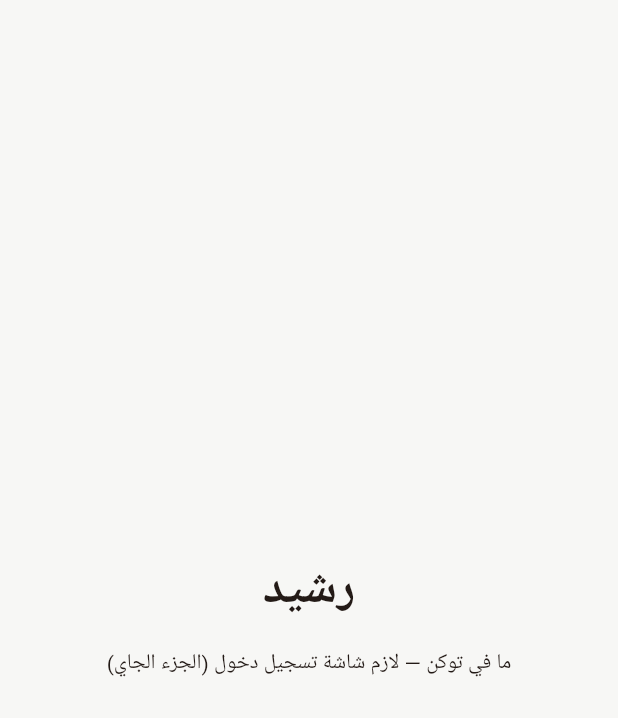
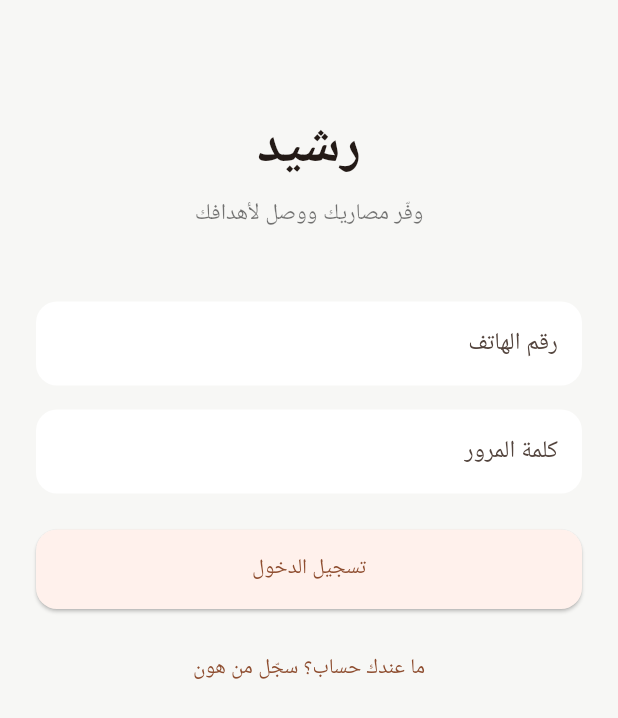
Before and after one commit to Ahmadi22na/finance-savings-agent, a Flutter app: the screen it shows after launch, on a phone screen of 412 x 824 dp. Shown: the top 718 px of the screen. Run offline on Flutter 3.47's test engine with Material 3 defaults, Android fonts, the phone set to English and light mode, and no system bars; our stand-ins replace dio, flutter_riverpod, flutter_secure_storage; Roboto replaces fonts that are missing (Cairo).

Commit message:
Update Flutter mobile app

```diff
--- a/mobile/lib/main.dart
+++ b/mobile/lib/main.dart
@@ -3,6 +3,9 @@ import 'package:flutter_riverpod/flutter_riverpod.dart';
 
 import 'theme/app_theme.dart';
 import 'core/api_client.dart';
+import 'core/providers.dart';
+import 'screens/auth/login_screen.dart';
+import 'screens/home_placeholder_screen.dart';
 
 void main() {
   // ProviderScope لازم يلف كل التطبيق — هو يلي بيخلي كل الـ Providers
@@ -27,58 +30,62 @@ class RasheedApp extends StatelessWidget {
           child: child!,
         );
       },
-      home: const _StartupCheckScreen(),
+      home: const _SplashScreen(),
     );
   }
 }
 
-/// شاشة انتقالية بسيطة: تتحقق هل عندنا توكن محفوظ (يعني المستخدم مسجّل دخول
-/// من قبل) أو لأ. هاي نسخة أولية فقط للتأكد إن كل الإعداد (Dio, Secure
-/// Storage, Riverpod) شغّال صح قبل ما نبني شاشات Login/Onboarding الفعلية
-/// بالجزء الجاي (بيتحول وقتها لـ go_router أو Navigator حقيقي).
-class _StartupCheckScreen extends StatefulWidget {
-  const _StartupCheckScreen();
+/// شاشة انتقالية عند فتح التطبيق: تتحقق هل عندنا توكن محفوظ، ولو عندنا
+/// تتأكد إنه لسا صالح (بجلب بيانات المستخدم فعليًا من /users/me)، وبناءً
+/// عليها توجّه المستخدم لشاشة الدخول أو للشاشة الرئيسية مباشرة.
+class _SplashScreen extends ConsumerStatefulWidget {
+  const _SplashScreen();
 
   @override
-  State<_StartupCheckScreen> createState() => _StartupCheckScreenState();
+  ConsumerState<_SplashScreen> createState() => _SplashScreenState();
 }
 
-class _StartupCheckScreenState extends State<_StartupCheckScreen> {
-  String _status = 'جاري التحقق...';
-
+class _SplashScreenState extends ConsumerState<_SplashScreen> {
   @override
   void initState() {
     super.initState();
-    _checkSetup();
+    // WidgetsBinding.instance.addPostFrameCallback عشان نضمن إن الـ context
+    // جاهز للـ Navigation قبل ما نستخدمه (تجنّب خطأ شائع بفلاتر).
+    WidgetsBinding.instance.addPostFrameCallback((_) => _checkAuthAndNavigate());
   }
 
-  Future<void> _checkSetup() async {
+  Future<void> _checkAuthAndNavigate() async {
     final hasToken = await ApiClient.hasToken();
+
+    if (!hasToken) {
+      _goTo(const LoginScreen());
+      return;
+    }
+
+    try {
+      final authService = ref.read(authServiceProvider);
+      final user = await authService.getCurrentUser();
+      ref.read(currentUserProvider.notifier).state = user;
+      _goTo(const HomePlaceholderScreen());
+    } catch (_) {
+      // التوكن موجود بس مو صالح (منتهي الصلاحية مثلاً) — نرجّع المستخدم لتسجيل الدخول
+      await ApiClient.clearTokens();
+      _goTo(const LoginScreen());
+    }
+  }
+
+  void _goTo(Widget screen) {
     if (!mounted) return;
-    setState(() {
-      _status = hasToken
-          ? 'في توكن محفوظ — المستخدم مسجّل دخول من قبل'
-          : 'ما في توكن — لازم شاشة تسجيل دخول (الجزء الجاي)';
-    });
+    Navigator.of(context).pushAndRemoveUntil(
+      MaterialPageRoute(builder: (_) => screen),
+      (route) => false,
+    );
   }
 
   @override
   Widget build(BuildContext context) {
-    return Scaffold(
-      body: Center(
-        child: Padding(
-          padding: const EdgeInsets.all(24),
-          child: Column(
-            mainAxisAlignment: MainAxisAlignment.center,
-            children: [
-              const Text('رشيد',
-                  style: TextStyle(fontSize: 32, fontWeight: FontWeight.bold)),
-              const SizedBox(height: 16),
-              Text(_status, textAlign: TextAlign.center),
-            ],
-          ),
-        ),
-      ),
+    return const Scaffold(
+      body: Center(child: CircularProgressIndicator()),
     );
   }
 }
--- /dev/null
+++ b/mobile/lib/screens/auth/login_screen.dart
@@ -0,0 +1,127 @@
+import 'package:flutter/material.dart';
+import 'package:flutter_riverpod/flutter_riverpod.dart';
+
+import '../../core/auth_controller.dart';
+import '../../core/api_client.dart';
+import '../../widgets/app_text_field.dart';
+import 'register_screen.dart';
+import '../home_placeholder_screen.dart';
+
+class LoginScreen extends ConsumerStatefulWidget {
+  const LoginScreen({super.key});
+
+  @override
+  ConsumerState<LoginScreen> createState() => _LoginScreenState();
+}
+
+class _LoginScreenState extends ConsumerState<LoginScreen> {
+  final _formKey = GlobalKey<FormState>();
+  final _phoneController = TextEditingController();
+  final _passwordController = TextEditingController();
+
+  @override
+  void dispose() {
+    _phoneController.dispose();
+    _passwordController.dispose();
+    super.dispose();
+  }
+
+  Future<void> _submit() async {
+    if (!_formKey.currentState!.validate()) return;
+
+    await ref.read(authControllerProvider.notifier).login(
+          phone: _phoneController.text.trim(),
+          password: _passwordController.text,
+        );
+
+    final state = ref.read(authControllerProvider);
+    if (!mounted) return;
+
+    state.whenOrNull(
+      data: (_) {
+        // نجح الدخول — نستبدل الشاشة كاملة (المستخدم ما يقدر يرجع لشاشة الدخول بالـ Back)
+        Navigator.of(context).pushAndRemoveUntil(
+          MaterialPageRoute(builder: (_) => const HomePlaceholderScreen()),
+          (route) => false,
+        );
+      },
+      error: (error, _) {
+        final message = error is ApiException ? error.message : 'صار خطأ غير متوقع';
+        ScaffoldMessenger.of(context).showSnackBar(SnackBar(content: Text(message)));
+      },
+    );
+  }
+
+  @override
+  Widget build(BuildContext context) {
+    final authState = ref.watch(authControllerProvider);
+    final isLoading = authState.isLoading;
+
+    return Scaffold(
+      body: SafeArea(
+        child: Padding(
+          padding: const EdgeInsets.all(24),
+          child: Form(
+            key: _formKey,
+            child: Column(
+              crossAxisAlignment: CrossAxisAlignment.stretch,
+              children: [
+                const SizedBox(height: 48),
+                const Text('رشيد',
+                    textAlign: TextAlign.center,
+                    style: TextStyle(fontSize: 36, fontWeight: FontWeight.bold)),
+                const SizedBox(height: 8),
+                const Text('وفّر مصاريك ووصل لأهدافك',
+                    textAlign: TextAlign.center,
+                    style: TextStyle(fontSize: 15, color: Colors.black54)),
+                const SizedBox(height: 48),
+                AppTextField(
+                  controller: _phoneController,
+                  label: 'رقم الهاتف',
+                  keyboardType: TextInputType.phone,
+                  validator: (value) {
+                    if (value == null || value.trim().length < 8) {
+                      return 'رقم الهاتف غير صحيح';
+                    }
+                    return null;
+                  },
+                ),
+                const SizedBox(height: 16),
+                AppTextField(
+                  controller: _passwordController,
+                  label: 'كلمة المرور',
+                  obscureText: true,
+                  validator: (value) {
+                    if (value == null || value.length < 8) {
+                      return 'كلمة المرور 8 أحرف على الأقل';
+                    }
+                    return null;
+                  },
+                ),
+                const SizedBox(height: 24),
+                ElevatedButton(
+                  onPressed: isLoading ? null : _submit,
+                  child: isLoading
+                      ? const SizedBox(
+                          height: 20, width: 20,
+                          child: CircularProgressIndicator(strokeWidth: 2, color: Colors.white),
+                        )
+                      : const Text('تسجيل الدخول'),
+                ),
+                const SizedBox(height: 16),
+                TextButton(
+                  onPressed: isLoading
+                      ? null
+                      : () => Navigator.of(context).push(
+                            MaterialPageRoute(builder: (_) => const RegisterScreen()),
+                          ),
+                  child: const Text('ما عندك حساب؟ سجّل من هون'),
+                ),
+              ],
+            ),
+          ),
+        ),
+      ),
+    );
+  }
+}
--- /dev/null
+++ b/mobile/lib/widgets/app_text_field.dart
@@ -0,0 +1,32 @@
+import 'package:flutter/material.dart';
+
+/// حقل نص موحّد الشكل — نستخدمه بكل شاشات المصادقة (وبعدين Onboarding)
+/// بدل ما نكرر نفس الـ decoration بكل شاشة.
+class AppTextField extends StatelessWidget {
+  final TextEditingController controller;
+  final String label;
+  final bool obscureText;
+  final TextInputType keyboardType;
+  final String? Function(String?)? validator;
+
+  const AppTextField({
+    super.key,
+    required this.controller,
+    required this.label,
+    this.obscureText = false,
+    this.keyboardType = TextInputType.text,
+    this.validator,
+  });
+
+  @override
+  Widget build(BuildContext context) {
+    return TextFormField(
+      controller: controller,
+      obscureText: obscureText,
+      keyboardType: keyboardType,
+      textAlign: TextAlign.right,
+      decoration: InputDecoration(labelText: label),
+      validator: validator,
+    );
+  }
+}
```
Also changed, not shown: mobile/lib/core/auth_controller.dart (added, +44 -0 lines), mobile/lib/screens/auth/register_screen.dart (added, +128 -0 lines), mobile/lib/screens/home_placeholder_screen.dart (added, +62 -0 lines), 7 other files.
